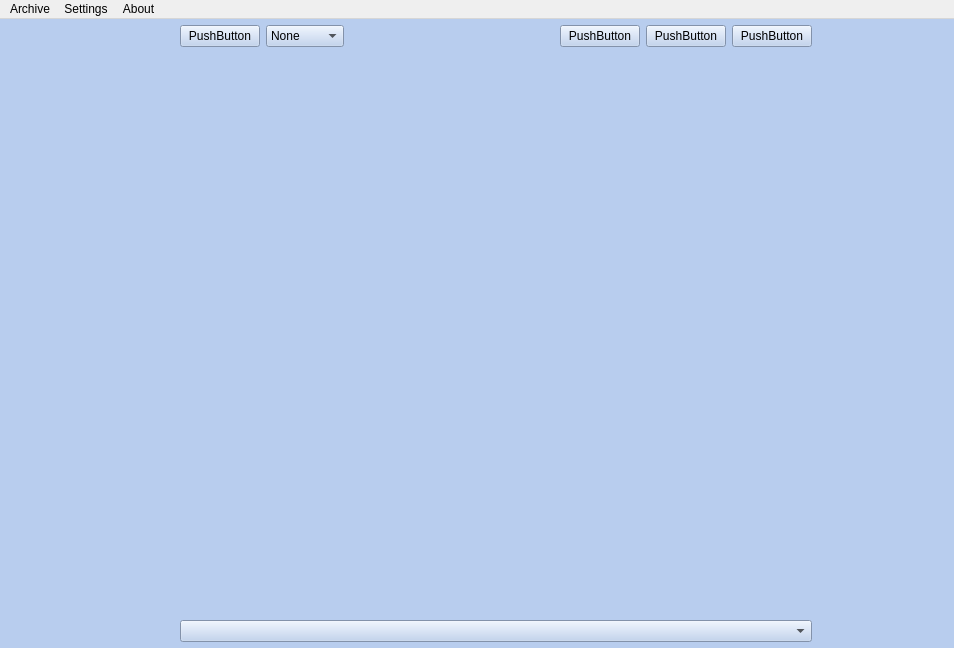
Gemmstone/PyNGtuber, file main.ui: the form before one commit.
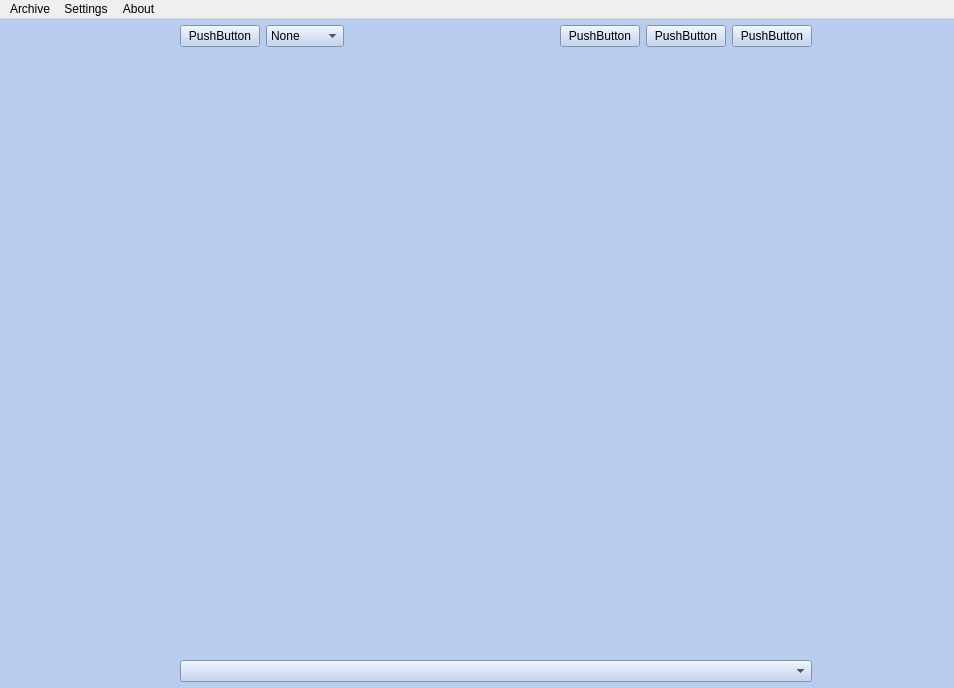
The form after the commit.

```diff
--- a/main.ui
+++ b/main.ui
@@ -7,7 +7,7 @@
     <x>0</x>
     <y>0</y>
     <width>954</width>
-    <height>648</height>
+    <height>688</height>
    </rect>
   </property>
   <property name="windowTitle">
@@ -119,7 +119,7 @@
                <x>0</x>
                <y>0</y>
                <width>165</width>
-               <height>602</height>
+               <height>642</height>
               </rect>
              </property>
              <layout class="QVBoxLayout" name="verticalLayout">
@@ -411,7 +411,7 @@
                <x>0</x>
                <y>0</y>
                <width>130</width>
-               <height>602</height>
+               <height>642</height>
               </rect>
              </property>
              <layout class="QVBoxLayout" name="verticalLayout_4">
```
Left out of the diff: 2 changed lines with no effect on the pictures.
